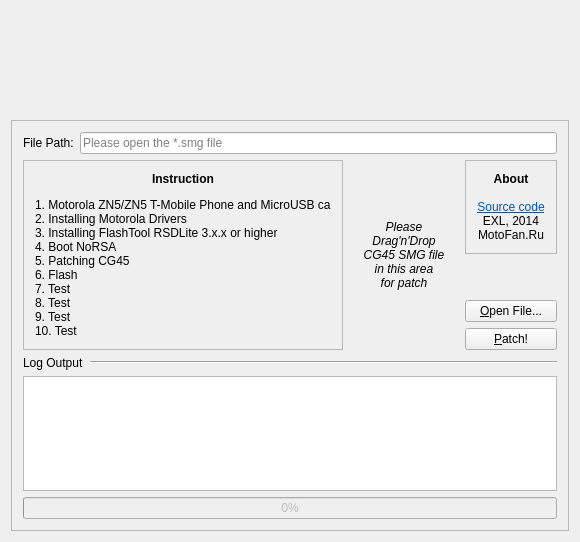
The window that Widget.ui (EXL/zUnlock-ZN5) describes before a commit, drawn with Qt 5.
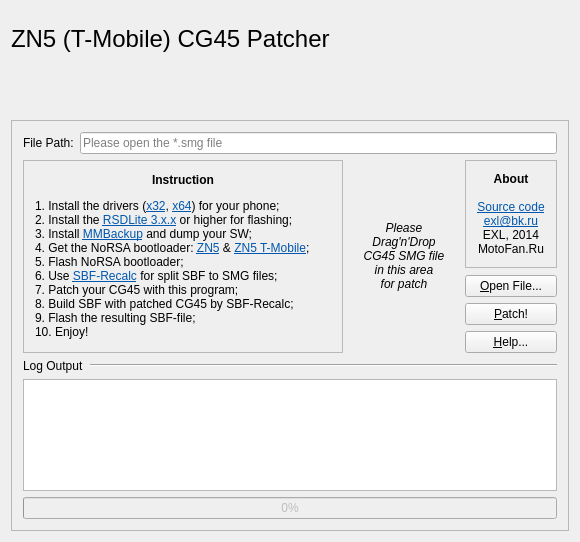
The same window after the commit. Custom widgets are drawn as their Qt base class.

Patch:
```diff
--- a/Widget.ui
+++ b/Widget.ui
@@ -30,7 +30,16 @@
       </size>
      </property>
      <property name="text">
-      <string>&lt;html&gt;&lt;head/&gt;&lt;body&gt;&lt;p&gt;&lt;br/&gt;&lt;/p&gt;&lt;/body&gt;&lt;/html&gt;</string>
+      <string>&lt;html&gt;&lt;head/&gt;&lt;body&gt;&lt;p&gt;&lt;span style=&quot; font-size:6pt;&quot;&gt;&lt;br/&gt;&lt;/span&gt;&lt;span style=&quot; font-size:18pt;&quot;&gt;ZN5 (T-Mobile) CG45 Patcher&lt;/span&gt;&lt;/p&gt;&lt;/body&gt;&lt;/html&gt;</string>
+     </property>
+     <property name="scaledContents">
+      <bool>false</bool>
+     </property>
+     <property name="alignment">
+      <set>Qt::AlignLeading|Qt::AlignLeft|Qt::AlignTop</set>
+     </property>
+     <property name="openExternalLinks">
+      <bool>false</bool>
      </property>
     </widget>
    </item>
@@ -84,7 +93,7 @@
            <item>
             <widget class="QLabel" name="label_3">
              <property name="text">
-              <string>&lt;html&gt;&lt;head/&gt;&lt;body&gt;&lt;p align=&quot;center&quot;&gt;&lt;span style=&quot; font-weight:600;&quot;&gt;Instruction&lt;/span&gt;&lt;/p&gt;&lt;p&gt;1. Motorola ZN5/ZN5 T-Mobile Phone and MicroUSB cable&lt;br/&gt;2. Installing Motorola Drivers&lt;br/&gt;3. Installing FlashTool RSDLite 3.x.x or higher&lt;br/&gt;4. Boot NoRSA&lt;br/&gt;5. Patching CG45&lt;br/&gt;6. Flash&lt;br/&gt;7. Test&lt;br/&gt;8. Test&lt;br/&gt;9. Test&lt;br/&gt;10. Test&lt;/p&gt;&lt;/body&gt;&lt;/html&gt;</string>
+              <string>&lt;html&gt;&lt;head/&gt;&lt;body&gt;&lt;p align=&quot;center&quot;&gt;&lt;span style=&quot; font-weight:600;&quot;&gt;Instruction&lt;/span&gt;&lt;/p&gt;&lt;p&gt;1. &lt;a name=&quot;result_box&quot;/&gt;Install the drivers (&lt;a href=&quot;http://www.motofan.ru/files/soft/Handset_USB_Driver_32_v3.7.0.msi-266.zip&quot;&gt;&lt;span style=&quot; text-decoration: underline; color:#0057ae;&quot;&gt;x32&lt;/span&gt;&lt;/a&gt;, &lt;a href=&quot;http://www.motofan.ru/files/soft/Handset_USB_Driver_x64_v3.7.0.zip&quot;&gt;&lt;span style=&quot; text-decoration: underline; color:#0057ae;&quot;&gt;x64&lt;/span&gt;&lt;/a&gt;) for your phone;&lt;br/&gt;2. Install the &lt;a href=&quot;https://www.google.com/search?q=download+RSD+Lite&quot;&gt;&lt;span style=&quot; text-decoration: underline; color:#0057ae;&quot;&gt;RSDLite 3.x.x&lt;/span&gt;&lt;/a&gt; or higher for flashing;&lt;br/&gt;3. Install &lt;a href=&quot;http://forum.motofan.ru/index.php?showtopic=155910&quot;&gt;&lt;span style=&quot; text-decoration: underline; color:#0057ae;&quot;&gt;MMBackup&lt;/span&gt;&lt;/a&gt; and dump your SW; &lt;br/&gt;4. Get the NoRSA bootloader: &lt;a href=&quot;http://forum.motofan.ru/index.php?act=Attach&amp;amp;type=post&amp;amp;id=204833&quot;&gt;&lt;span style=&quot; text-decoration: underline; color:#0057ae;&quot;&gt;ZN5&lt;/span&gt;&lt;/a&gt; &amp;amp; &lt;a href=&quot;http://forum.motofan.ru/index.php?act=Attach&amp;amp;type=post&amp;amp;id=223937&quot;&gt;&lt;span style=&quot; text-decoration: underline; color:#0057ae;&quot;&gt;ZN5 T-Mobile&lt;/span&gt;&lt;/a&gt;;&lt;br/&gt;5. Flash NoRSA bootloader;&lt;br/&gt;6. Use &lt;a href=&quot;http://forum.motofan.ru/index.php?act=Attach&amp;amp;type=post&amp;amp;id=155007&quot;&gt;&lt;span style=&quot; text-decoration: underline; color:#0057ae;&quot;&gt;SBF-Recalc&lt;/span&gt;&lt;/a&gt; for split SBF to SMG files;&lt;br/&gt;7. Patch your CG45 with this program;&lt;br/&gt;8. Build SBF with patched CG45 by SBF-Recalc;&lt;br/&gt;9. Flash &lt;a name=&quot;result_box&quot;/&gt;the resulting SBF-file;&lt;br/&gt;10. Enjoy!&lt;/p&gt;&lt;/body&gt;&lt;/html&gt;</string>
              </property>
              <property name="wordWrap">
               <bool>false</bool>
@@ -127,7 +136,7 @@
              <item>
               <widget class="QLabel" name="label_5">
                <property name="text">
-                <string>&lt;html&gt;&lt;head/&gt;&lt;body&gt;&lt;p align=&quot;center&quot;&gt;&lt;span style=&quot; font-weight:600;&quot;&gt;About&lt;br/&gt;&lt;br/&gt;&lt;/span&gt;&lt;a href=&quot;https://github.com/EXL/zUnlock-ZN5&quot;&gt;&lt;span style=&quot; text-decoration: underline; color:#0057ae;&quot;&gt;Source code&lt;/span&gt;&lt;/a&gt;&lt;br/&gt;EXL, 2014&lt;br/&gt;MotoFan.Ru&lt;/p&gt;&lt;/body&gt;&lt;/html&gt;</string>
+                <string>&lt;html&gt;&lt;head/&gt;&lt;body&gt;&lt;p align=&quot;center&quot;&gt;&lt;span style=&quot; font-weight:600;&quot;&gt;About&lt;br/&gt;&lt;br/&gt;&lt;/span&gt;&lt;a href=&quot;https://github.com/EXL/zUnlock-ZN5&quot;&gt;&lt;span style=&quot; text-decoration: underline; color:#0057ae;&quot;&gt;Source code&lt;/span&gt;&lt;/a&gt;&lt;br/&gt;&lt;a href=&quot;mailto:exl@bk.ru&quot;&gt;&lt;span style=&quot; text-decoration: underline; color:#0057ae;&quot;&gt;exl@bk.ru&lt;/span&gt;&lt;/a&gt;&lt;br/&gt;EXL, 2014&lt;br/&gt;MotoFan.Ru&lt;/p&gt;&lt;/body&gt;&lt;/html&gt;</string>
                </property>
                <property name="wordWrap">
                 <bool>false</bool>
@@ -164,6 +173,13 @@
             </property>
            </widget>
           </item>
+          <item>
+           <widget class="QPushButton" name="pushButtonAbout">
+            <property name="text">
+             <string>&amp;Help...</string>
+            </property>
+           </widget>
+          </item>
          </layout>
         </item>
        </layout>
```
Left out of the diff: 6 changed lines with no effect on the pictures.
